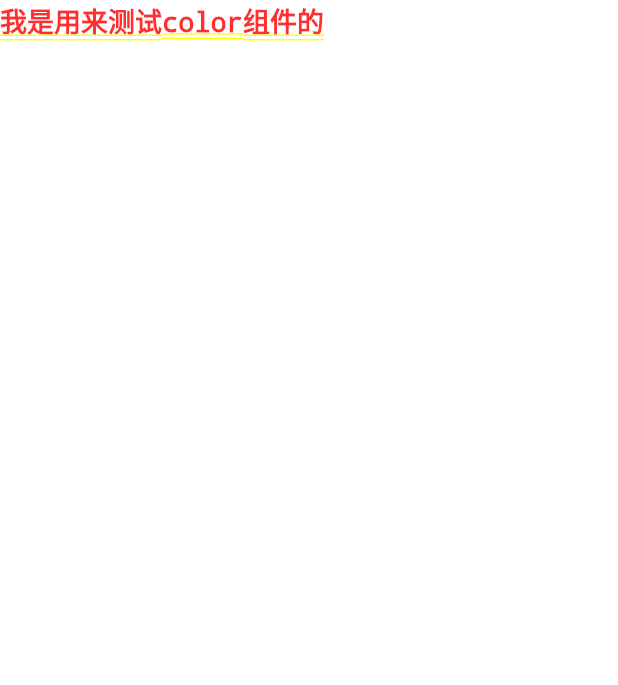
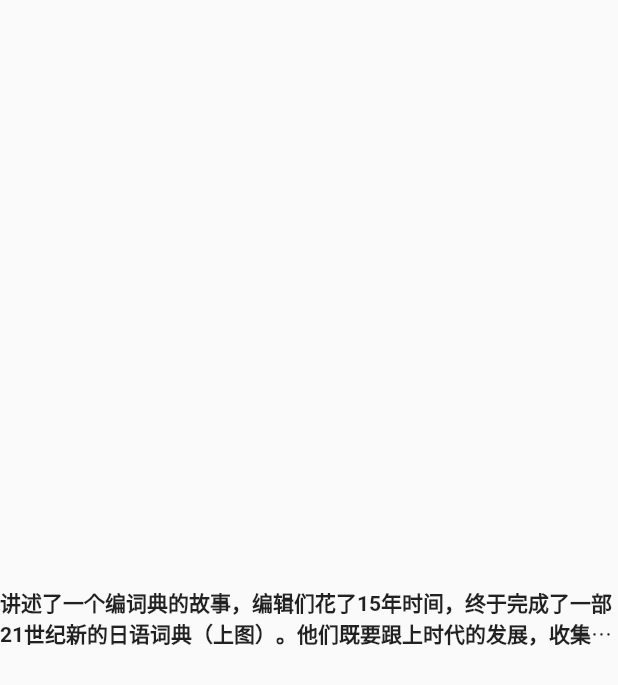
Before and after one commit to liutaochange/flutter_app, a Flutter app: the screen it shows after launch, on a phone screen of 412 x 824 dp. Shown: the top 685 px of the screen. Run offline on Flutter 3.47's test engine with Material 2 defaults, Android fonts, the phone set to English and light mode, and no system bars; missing offline and left inert: flutter_color_plugin.

Commit message:
feat: text组件

```diff
--- a/lib/home.dart
+++ b/lib/home.dart
@@ -1,12 +1,39 @@
 import 'package:flutter/material.dart';
+// TextAlign属性
+// TextAlign属性就是文本的对齐方式，它的属性值有如下几个：
 
-void main() {
-  runApp(
-    Center(
-      child: Text(
-        'Hello, world!',
-        textDirection: TextDirection.ltr,
+// center: 文本以居中形式对齐,这个也算比较常用的了。
+// left:左对齐，经常使用，让文本居左进行对齐，效果和start一样。
+// right :右对齐，使用频率也不算高。
+// start:以开始位置进行对齐，类似于左对齐。
+// end: 以为本结尾处进行对齐，不常用。有点类似右对齐.
+// 总结起来，也就算三个对齐方式，left(左对齐)、center（居中对齐）、right（右对齐）
+
+// maxLines属性
+// 设置最多显示的行数
+
+// overflow属性
+// overflow属性是用来设置文本溢出时，如何处理,它有下面几个常用的值供我们选择。
+
+// clip：直接切断，剩下的文字就没有了，感觉不太友好，体验性不好。
+// ellipsis: 在后边显示省略号，体验性较好，这个在工作中经常使用。
+// fade: 溢出的部分会进行一个渐变消失的效果，当然是上线的渐变，不是左右的哦。
+class HomeApp extends StatelessWidget {
+  @override
+  Widget build(BuildContext context) {
+    return MaterialApp(
+      title: 'Text widget',
+      home: Scaffold(
+        body: Center(
+            child: Text(
+          '讲述了一个编词典的故事，编辑们花了15年时间，终于完成了一部21世纪新的日语词典（上图）。他们既要跟上时代的发展，收集所有的新词，又要修订老词的解释，可想而知，付出了极其艰辛的努力。',
+          textAlign: TextAlign.left,
+          overflow: TextOverflow.ellipsis,
+          textDirection: TextDirection.ltr,
+          maxLines: 2,
+          style: TextStyle(fontSize: 14, fontWeight: FontWeight.bold, decoration: TextDecoration.none),
+        )),
       ),
-    ),
-  );
+    );
+  }
 }
--- a/lib/main.dart
+++ b/lib/main.dart
@@ -1,7 +1,8 @@
 import 'package:flutter/material.dart';
-import './color.dart';
+// import './color.dart';
+import './home.dart';
 
-void main() => runApp(ColorApp());
+void main() => runApp(HomeApp());
 
 class MyApp extends StatelessWidget {
   // This widget is the root of your application.
```
